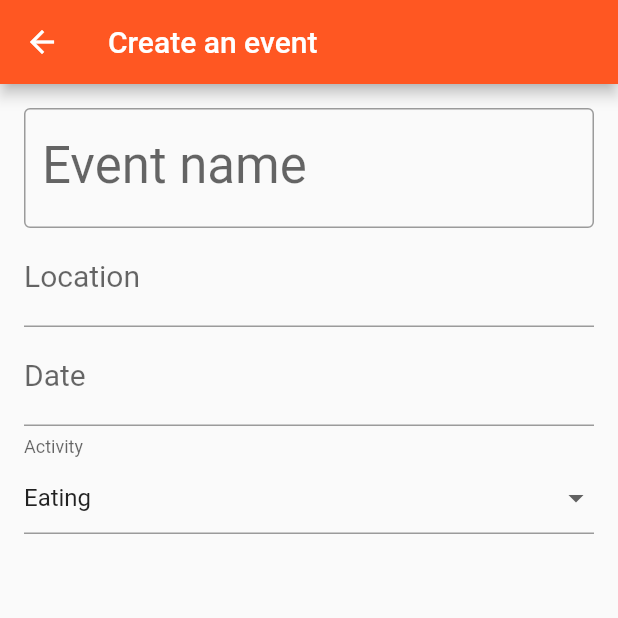
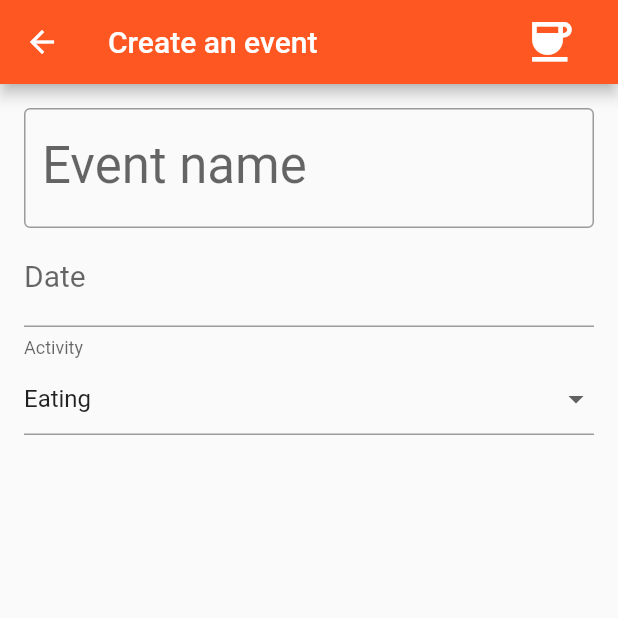
Before and after one commit to doxuanviet1996/debnet, a Flutter app: the EventCreation screen opened by its route, on a phone screen of 412 x 824 dp, the top half of it. Run offline on Flutter 3.47's test engine with Material 2 defaults, Android fonts, the phone set to English and light mode, and no system bars.

Commit message:
van chua lam duoc gi

```diff
--- a/debnet/lib/events.dart
+++ b/debnet/lib/events.dart
@@ -61,6 +61,15 @@ class _EventCreationState extends State<EventCreation> {
     return Scaffold(
       appBar: AppBar(
         title: const Text('Create an event'),
+        actions: <Widget> [
+          Padding(
+            padding: EdgeInsets.only(right: 20.0),
+            child: IconButton(
+              icon: Icon(IconData(0xe876, fontFamily: 'MaterialIcons'), color: Colors.white),
+              iconSize: 35.0,
+            ),
+          ),
+        ],
       ),
       body: DropdownButtonHideUnderline(
         child: SafeArea(
@@ -76,12 +85,6 @@ class _EventCreationState extends State<EventCreation> {
                   border: OutlineInputBorder(),
                 ),
                 style: Theme.of(context).textTheme.display1,
-              ),
-              TextField(
-                decoration: const InputDecoration(
-                  labelText: 'Location',
-                ),
-                style: Theme.of(context).textTheme.display1.copyWith(fontSize: 20.0),
               ),
               TextField(
                 decoration: const InputDecoration(
```
